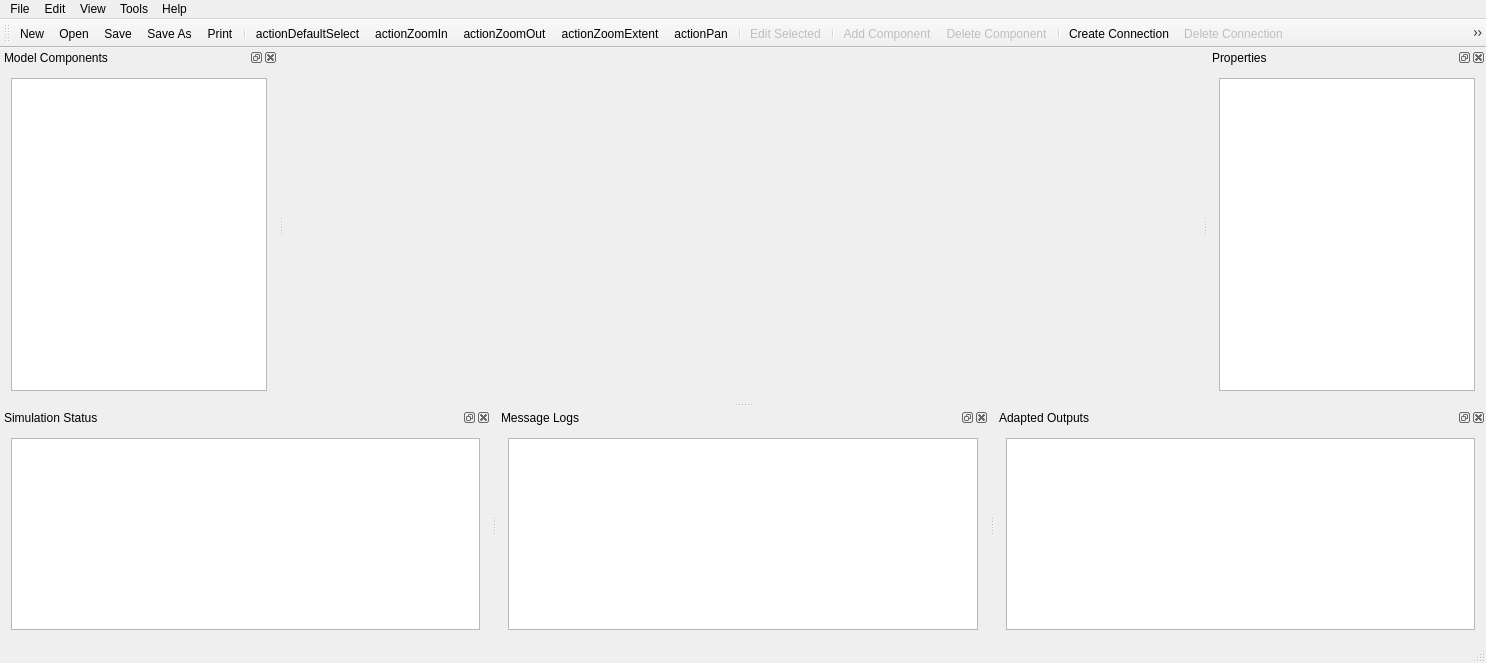
Qt form forms/hydrocouplecomposer.ui (HydroCouple/HydroCoupleComposer) before a commit.
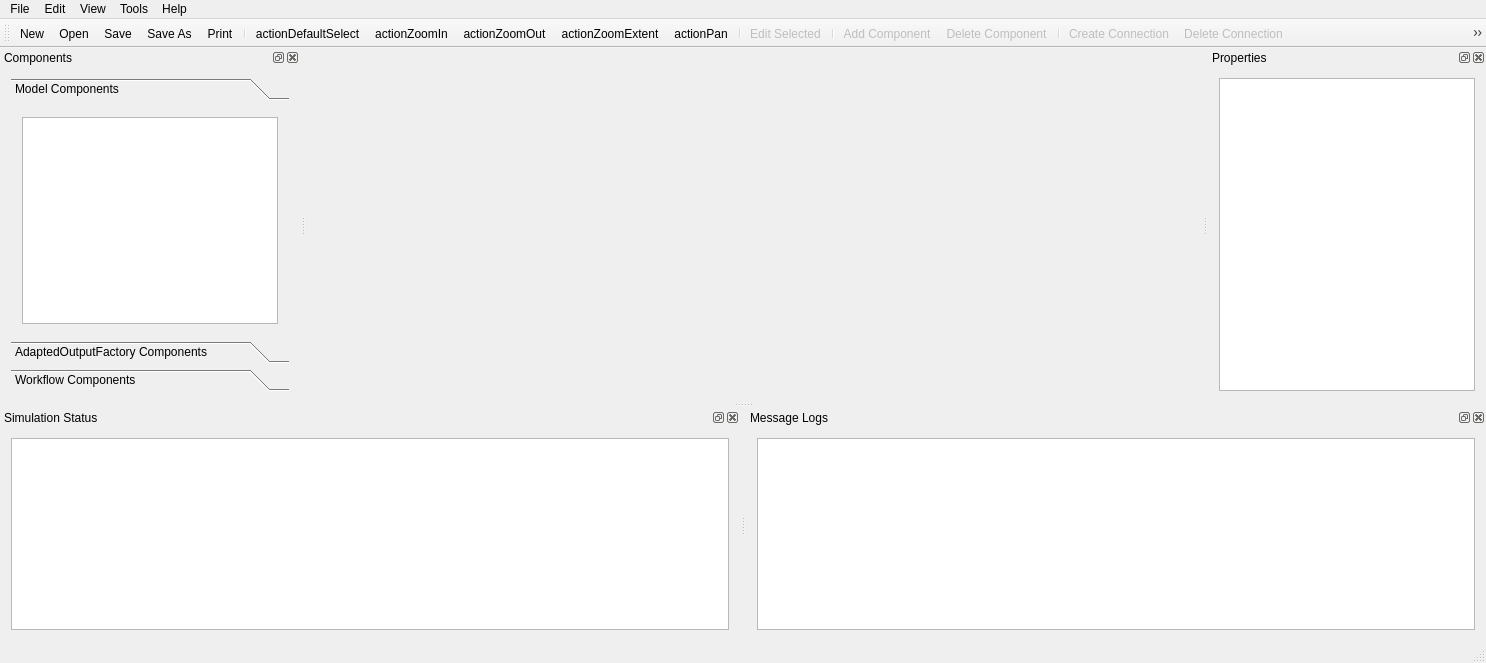
The same form after that commit. Icons and pictures are not drawn. Custom widgets are drawn as their Qt base class.

Commit message: refactored code to add new component types

```diff
--- a/forms/hydrocouplecomposer.ui
+++ b/forms/hydrocouplecomposer.ui
@@ -26,7 +26,7 @@
    <bool>true</bool>
   </property>
   <widget class="QWidget" name="centralWidget">
-   <layout class="QHBoxLayout" name="horizontalLayout_2">
+   <layout class="QHBoxLayout" name="horizontalLayout_5">
     <item>
      <widget class="GraphicsView" name="graphicsViewHydroCoupleComposer" native="true">
       <property name="contextMenuPolicy">
@@ -182,8 +182,8 @@
    </property>
    <property name="minimumSize">
     <size>
-     <width>102</width>
-     <height>124</height>
+     <width>104</width>
+     <height>228</height>
     </size>
    </property>
    <property name="toolTip">
@@ -196,7 +196,7 @@
     <string>Model Components</string>
    </property>
    <property name="windowTitle">
-    <string>Model Components</string>
+    <string>Components</string>
    </property>
    <attribute name="dockWidgetArea">
     <number>1</number>
@@ -204,23 +204,96 @@
    <widget class="QWidget" name="dockWidgetContentsModelComponentInfos">
     <layout class="QVBoxLayout" name="verticalLayout">
      <item>
-      <widget class="QSplitter" name="splitter">
-       <property name="orientation">
-        <enum>Qt::Vertical</enum>
+      <widget class="QToolBox" name="toolBoxComponents">
+       <property name="currentIndex">
+        <number>0</number>
        </property>
-       <widget class="QTreeView" name="treeViewModelComponentInfos">
-        <property name="contextMenuPolicy">
-         <enum>Qt::CustomContextMenu</enum>
+       <widget class="QWidget" name="ModelComponentsPage">
+        <property name="geometry">
+         <rect>
+          <x>0</x>
+          <y>0</y>
+          <width>280</width>
+          <height>189</height>
+         </rect>
         </property>
-        <property name="editTriggers">
-         <set>QAbstractItemView::NoEditTriggers</set>
+        <attribute name="label">
+         <string>Model Components</string>
+        </attribute>
+        <layout class="QVBoxLayout" name="verticalLayout_2">
+         <item>
+          <widget class="QTreeView" name="treeViewModelComponentInfos">
+           <property name="contextMenuPolicy">
+            <enum>Qt::CustomContextMenu</enum>
+           </property>
+           <property name="editTriggers">
+            <set>QAbstractItemView::NoEditTriggers</set>
+           </property>
+           <property name="dragDropMode">
+            <enum>QAbstractItemView::DragOnly</enum>
+           </property>
+           <property name="wordWrap">
+            <bool>true</bool>
+           </property>
+          </widget>
+         </item>
+        </layout>
+       </widget>
+       <widget class="QWidget" name="AdaptedOutputFactoryComponentsPage">
+        <property name="geometry">
+         <rect>
+          <x>0</x>
+          <y>0</y>
+          <width>280</width>
+          <height>189</height>
+         </rect>
         </property>
-        <property name="dragDropMode">
-         <enum>QAbstractItemView::DragOnly</enum>
+        <attribute name="label">
+         <string>AdaptedOutputFactory Components</string>
+        </attribute>
+        <layout class="QHBoxLayout" name="horizontalLayout_2">
+         <item>
+          <widget class="QTreeView" name="treeViewAdaptedOutputFactoryComponents">
+           <property name="contextMenuPolicy">
+            <enum>Qt::CustomContextMenu</enum>
+           </property>
+           <property name="editTriggers">
+            <set>QAbstractItemView::NoEditTriggers</set>
+           </property>
+           <property name="dragDropMode">
+            <enum>QAbstractItemView::DragOnly</enum>
+           </property>
+          </widget>
+         </item>
+        </layout>
+       </widget>
+       <widget class="QWidget" name="WorkflowComponentsPage">
+        <property name="geometry">
+         <rect>
+          <x>0</x>
+          <y>0</y>
+          <width>280</width>
+          <height>189</height>
+         </rect>
         </property>
-        <property name="wordWrap">
-         <bool>true</bool>
-        </property>
+        <attribute name="label">
+         <string>Workflow Components</string>
+        </attribute>
+        <layout class="QHBoxLayout" name="horizontalLayout_8">
+         <item>
+          <widget class="QTreeView" name="treeViewWorkflowComponents">
+           <property name="contextMenuPolicy">
+            <enum>Qt::CustomContextMenu</enum>
+           </property>
+           <property name="editTriggers">
+            <set>QAbstractItemView::NoEditTriggers</set>
+           </property>
+           <property name="dragDropMode">
+            <enum>QAbstractItemView::DragOnly</enum>
+           </property>
+          </widget>
+         </item>
+        </layout>
        </widget>
       </widget>
      </item>
@@ -337,28 +410,6 @@
     </layout>
    </widget>
   </widget>
-  <widget class="QDockWidget" name="dockWidgetAdaptedOutputs">
-   <property name="allowedAreas">
-    <set>Qt::AllDockWidgetAreas</set>
-   </property>
-   <property name="windowTitle">
-    <string>Adapted Outputs</string>
-   </property>
-   <attribute name="dockWidgetArea">
-    <number>8</number>
-   </attribute>
-   <widget class="QWidget" name="dockWidgetContents_2">
-    <layout class="QHBoxLayout" name="horizontalLayout_5">
-     <item>
-      <widget class="QTreeView" name="treeViewAdaptedOutputs">
-       <property name="dragDropMode">
-        <enum>QAbstractItemView::DragOnly</enum>
-       </property>
-      </widget>
-     </item>
-    </layout>
-   </widget>
-  </widget>
   <action name="actionNew">
    <property name="icon">
     <iconset resource="../resources/hydrocouplecomposer.qrc">
@@ -555,6 +606,9 @@
    <property name="checkable">
     <bool>true</bool>
    </property>
+   <property name="enabled">
+    <bool>false</bool>
+   </property>
    <property name="icon">
     <iconset resource="../resources/hydrocouplecomposer.qrc">
      <normaloff>:/HydroCoupleComposer/createconnection</normaloff>:/HydroCoupleComposer/createconnection</iconset>
```
Left out of the diff: 171 changed lines with no effect on the pictures. The commit also changes 106 other files.
